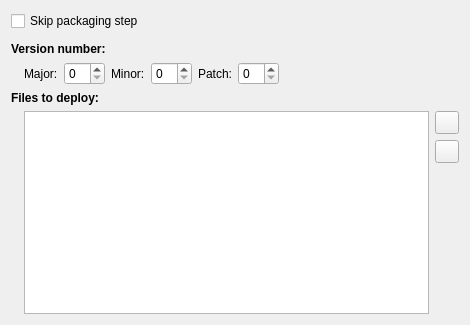
Before: the Qt Designer form src/plugins/qt4projectmanager/qt-maemo/maemopackagecreationwidget.ui in qt-creator/qt-creator, drawn with Qt 5.
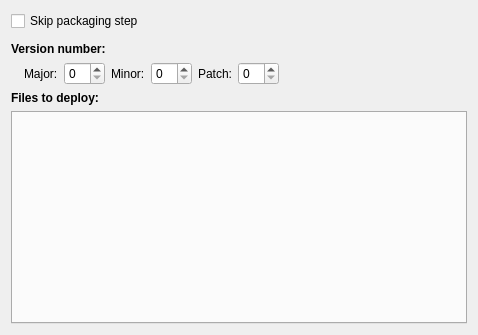
After: the same form once the commit is applied. Icons and pictures are not drawn.

The edit to the form file:
```diff
--- a/src/plugins/qt4projectmanager/qt-maemo/maemopackagecreationwidget.ui
+++ b/src/plugins/qt4projectmanager/qt-maemo/maemopackagecreationwidget.ui
@@ -6,8 +6,8 @@
    <rect>
     <x>0</x>
     <y>0</y>
-    <width>470</width>
-    <height>325</height>
+    <width>478</width>
+    <height>335</height>
    </rect>
   </property>
   <property name="sizePolicy">
@@ -191,103 +191,11 @@
     </widget>
    </item>
    <item>
-    <layout class="QHBoxLayout" name="horizontalLayout">
-     <item>
-      <spacer name="horizontalSpacer_3">
-       <property name="orientation">
-        <enum>Qt::Horizontal</enum>
-       </property>
-       <property name="sizeType">
-        <enum>QSizePolicy::Fixed</enum>
-       </property>
-       <property name="sizeHint" stdset="0">
-        <size>
-         <width>13</width>
-         <height>13</height>
-        </size>
-       </property>
-      </spacer>
-     </item>
-     <item>
-      <widget class="QTableView" name="packageContentsView">
-       <property name="sizePolicy">
-        <sizepolicy hsizetype="Expanding" vsizetype="Expanding">
-         <horstretch>1</horstretch>
-         <verstretch>1</verstretch>
-        </sizepolicy>
-       </property>
-       <property name="minimumSize">
-        <size>
-         <width>400</width>
-         <height>200</height>
-        </size>
-       </property>
-       <property name="selectionMode">
-        <enum>QAbstractItemView::SingleSelection</enum>
-       </property>
-       <property name="selectionBehavior">
-        <enum>QAbstractItemView::SelectRows</enum>
-       </property>
-       <property name="showGrid">
-        <bool>false</bool>
-       </property>
-       <attribute name="horizontalHeaderVisible">
-        <bool>true</bool>
-       </attribute>
-       <attribute name="horizontalHeaderCascadingSectionResizes">
-        <bool>false</bool>
-       </attribute>
-       <attribute name="verticalHeaderVisible">
-        <bool>false</bool>
-       </attribute>
-      </widget>
-     </item>
-     <item>
-      <layout class="QVBoxLayout" name="verticalLayout">
-       <item>
-        <widget class="QToolButton" name="addFileButton">
-         <property name="toolTip">
-          <string>Add File to Package</string>
-         </property>
-         <property name="text">
-          <string/>
-         </property>
-         <property name="icon">
-          <iconset resource="../../coreplugin/core.qrc">
-           <normaloff>:/core/images/plus.png</normaloff>:/core/images/plus.png</iconset>
-         </property>
-        </widget>
-       </item>
-       <item>
-        <widget class="QToolButton" name="removeFileButton">
-         <property name="toolTip">
-          <string>Remove File from Package</string>
-         </property>
-         <property name="text">
-          <string/>
-         </property>
-         <property name="icon">
-          <iconset resource="../../coreplugin/core.qrc">
-           <normaloff>:/core/images/minus.png</normaloff>:/core/images/minus.png</iconset>
-         </property>
-        </widget>
-       </item>
-       <item>
-        <spacer name="verticalSpacer">
-         <property name="orientation">
-          <enum>Qt::Vertical</enum>
-         </property>
-         <property name="sizeHint" stdset="0">
-          <size>
-           <width>20</width>
-           <height>40</height>
-          </size>
-         </property>
-        </spacer>
-       </item>
-      </layout>
-     </item>
-    </layout>
+    <widget class="QTabWidget" name="tabWidget">
+     <property name="currentIndex">
+      <number>-1</number>
+     </property>
+    </widget>
    </item>
   </layout>
  </widget>
```
Left out of the diff: 46 changed lines with no effect on the pictures.
